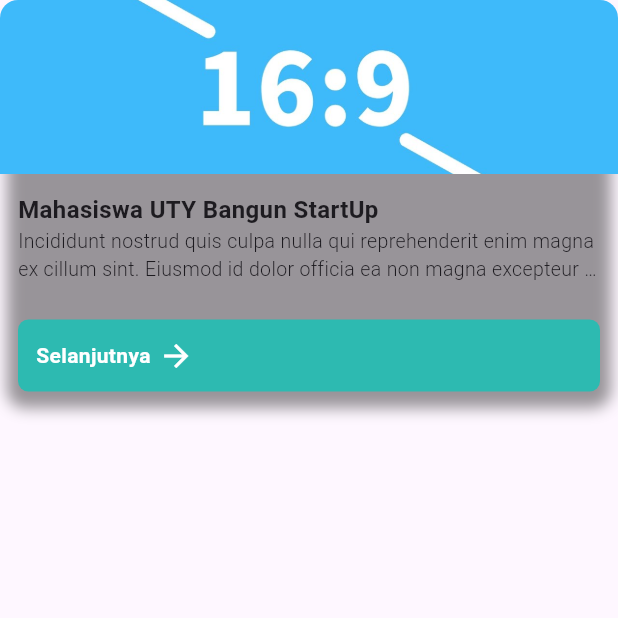
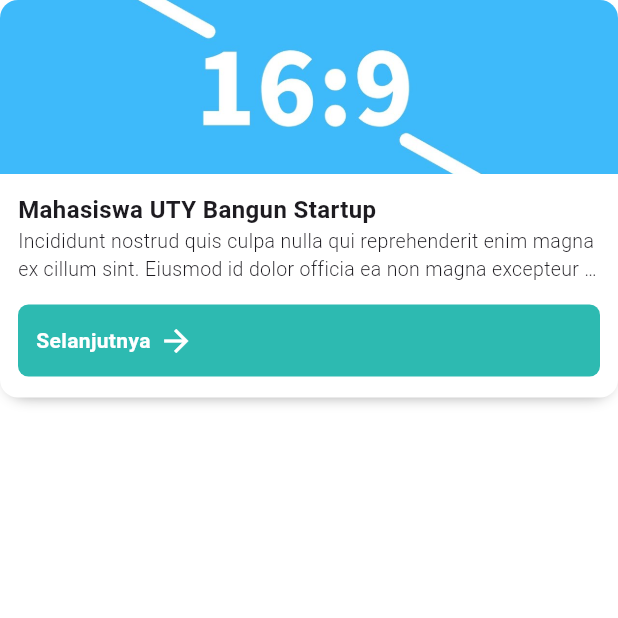
Before and after one commit to barengs/adit-mobile-flutter, a Flutter app: the Info screen opened directly, on a phone screen of 412 x 824 dp, the top half of it. Run offline on Flutter 3.47's test engine with Material 3 defaults, Android fonts, the phone set to English and light mode, and no system bars; network calls fail; Roboto replaces fonts that are missing (Sarabun).

Commit message:
UPDATE : menggeser posisi  button "selanjutnya " sedikit ke atas

```diff
--- a/lib/constant/app_colors.dart
+++ b/lib/constant/app_colors.dart
@@ -6,5 +6,7 @@ class AppColors {
 
   static const Color textWhite = Color(0xFFFFFFFF);
 
+  static const Color bgColor = Color(0xFFFFFFFF);
+
   static const Color accent = Color(0xFF2DBAB1);
 }
--- a/lib/dashboard/dashboard.dart
+++ b/lib/dashboard/dashboard.dart
@@ -3,6 +3,7 @@ import 'package:flutter/material.dart';
 import 'package:siakad/widgets/custom_bottom_nav_bar.dart';
 import 'package:siakad/widgets/custom_header.dart';
 import 'package:siakad/widgets/content_container.dart';
+import 'package:siakad/info/info.dart';
 import 'dashboard_content.dart';
 import 'package:siakad/constant/app_colors.dart';
 import 'package:siakad/presensi/presensi.dart';
@@ -10,7 +11,7 @@ import 'package:siakad/presensi/presensi.dart';
 final List<Widget> _pages = [
     const DashboardContent(),
     const Presensi(),
-    const Text('info'),
+    Info(),
   ];
 
 
--- a/lib/info/info.dart
+++ b/lib/info/info.dart
@@ -16,7 +16,7 @@ class InfoState extends State<Info> {
       backgroundColor: AppColors.bgColor,
       body: InfoCards(
         imageUrl: 'assets/images/maxresdefault.jpg',
-        title: 'Mahasiswa UTY Bangun StartUp',
+        title: 'Mahasiswa UTY Bangun Startup',
         description:
             'Incididunt nostrud quis culpa nulla qui reprehenderit enim magna ex cillum sint. Eiusmod id dolor officia ea non magna excepteur et esse pariatur quis. Duis dolore consequat nulla ex irure nulla consectetur deserunt do reprehenderit labore proident aliqua. Officia voluptate duis tempor ad laboris veniam ad reprehenderit cillum et velit culpa sit. Exercitation sit magna deserunt nisi. Irure non aute excepteur laboris adipisicing ex labore. Amet ex magna nostrud irure.',
       ),
--- a/lib/widgets/info_cards.dart
+++ b/lib/widgets/info_cards.dart
@@ -19,7 +19,6 @@ class InfoCards extends StatelessWidget {
   Widget build(BuildContext context) {
     return Container(
       width: double.infinity,
-
       decoration: BoxDecoration(
         color: AppColors.bgColor,
         borderRadius: BorderRadius.circular(12),
@@ -55,7 +54,7 @@ class InfoCards extends StatelessWidget {
               ),
             ),
           Padding(
-            padding: const EdgeInsets.all(12),
+            padding: const EdgeInsets.fromLTRB(12, 12, 12, 0), // Mengurangi padding bottom
             child: Column(
               crossAxisAlignment: CrossAxisAlignment.start,
               children: [
@@ -85,7 +84,7 @@ class InfoCards extends StatelessWidget {
 
           // Button
           Padding(
-            padding: const EdgeInsets.all(12),
+            padding: const EdgeInsets.fromLTRB(12, 14, 12, 14),
             child: GestureDetector(
               onTap: onTap,
               child: Container(
```
